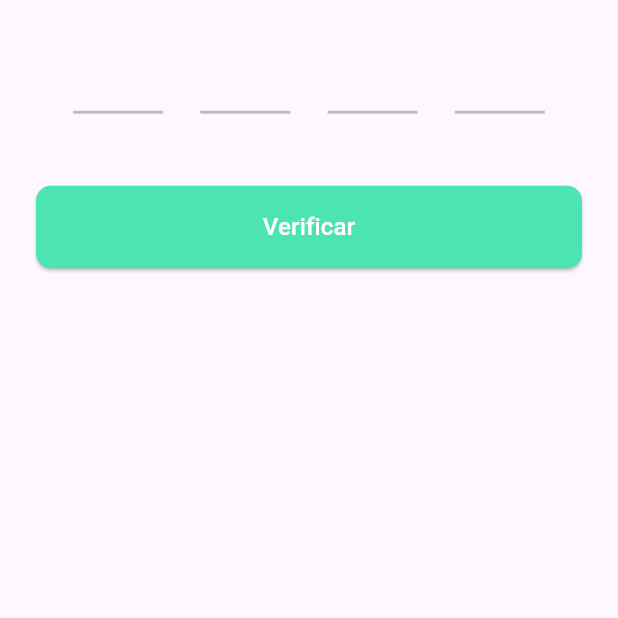
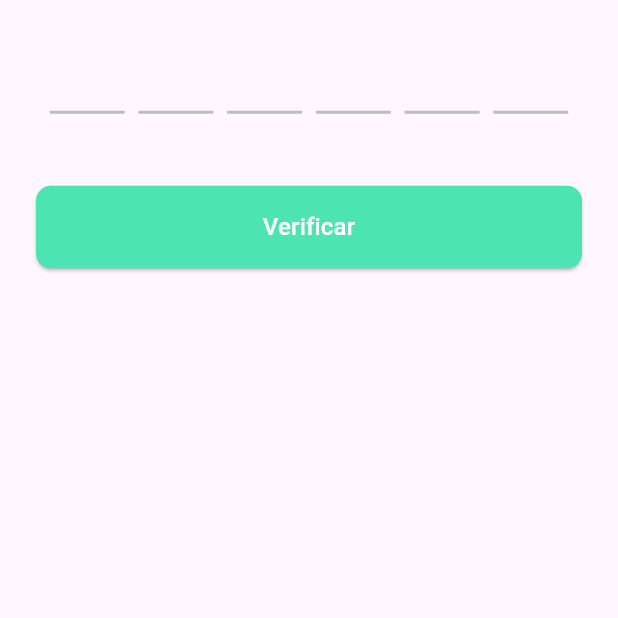
Before and after one commit to EddySaiete258/Safe-Drive, a Flutter app: the OTPVerificationScreen screen opened directly, on a phone screen of 412 x 824 dp, the part 395-1013 px from its top. Run offline on Flutter 3.47's test engine with Material 3 defaults, Android fonts, the phone set to English and light mode, and no system bars; our stand-ins replace firebase_auth, firebase_core, geolocator, google_maps_flutter, shared_preferences; accounts and stored records are empty.

Commit message:
adciona mais 2 campos para a tela de verificação de código de verificação de OTP

```diff
--- a/lib/screens/otp_verification_screen.dart
+++ b/lib/screens/otp_verification_screen.dart
@@ -1,6 +1,6 @@
 import 'package:flutter/material.dart';
 import 'package:flutter/services.dart';
-import 'contributor_map_screen.dart'; // Atualizado aqui
+import 'contributor_map_screen.dart';
 
 class OTPVerificationScreen extends StatefulWidget {
   const OTPVerificationScreen({super.key});
@@ -11,7 +11,7 @@ class OTPVerificationScreen extends StatefulWidget {
 
 class _OTPVerificationScreenState extends State<OTPVerificationScreen> {
   final List<TextEditingController> _controllers =
-      List.generate(4, (_) => TextEditingController());
+      List.generate(6, (_) => TextEditingController());
 
   bool _isLoading = false;
 
@@ -32,7 +32,7 @@ class _OTPVerificationScreenState extends State<OTPVerificationScreen> {
     await Future.delayed(const Duration(seconds: 2));
     setState(() => _isLoading = false);
 
-    if (code == '1234') {
+    if (code == '123456') {
       Navigator.pushReplacement(
         context,
         MaterialPageRoute(builder: (_) => const ContributorMapScreen()),
@@ -40,7 +40,7 @@ class _OTPVerificationScreenState extends State<OTPVerificationScreen> {
     } else {
       ScaffoldMessenger.of(context).showSnackBar(
         const SnackBar(
-          content: Text('O código inserido está incorreto. Verifique e tente novamente.'),
+          content: Text('Código incorreto. Tente novamente.'),
           backgroundColor: Colors.redAccent,
         ),
       );
@@ -99,9 +99,9 @@ class _OTPVerificationScreenState extends State<OTPVerificationScreen> {
                   const SizedBox(height: 40),
                   Row(
                     mainAxisAlignment: MainAxisAlignment.spaceEvenly,
-                    children: List.generate(4, (index) {
+                    children: List.generate(6, (index) {
                       return SizedBox(
-                        width: 60,
+                        width: 50,
                         height: 60,
                         child: TextField(
                           controller: _controllers[index],
@@ -120,7 +120,7 @@ class _OTPVerificationScreenState extends State<OTPVerificationScreen> {
                           ),
                           inputFormatters: [FilteringTextInputFormatter.digitsOnly],
                           onChanged: (val) {
-                            if (val.isNotEmpty && index < 3) {
+                            if (val.isNotEmpty && index < 5) {
                               FocusScope.of(context).nextFocus();
                             }
                           },
```
